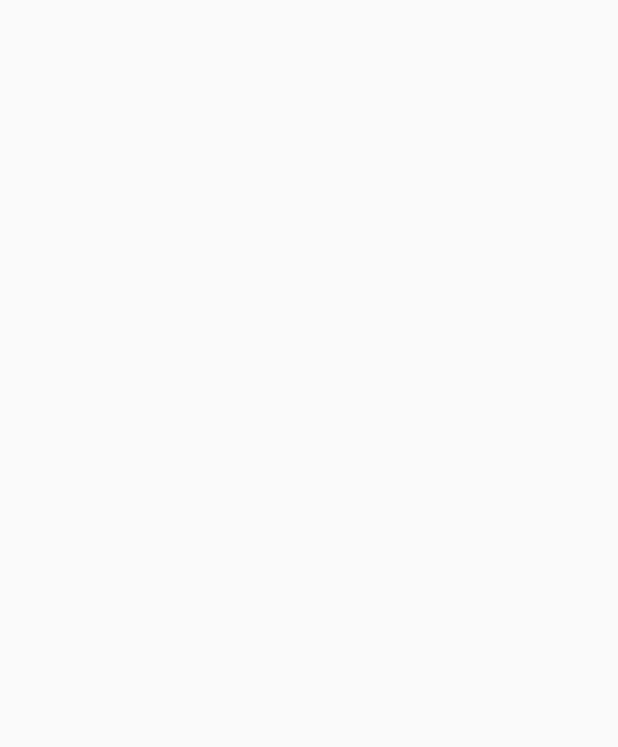
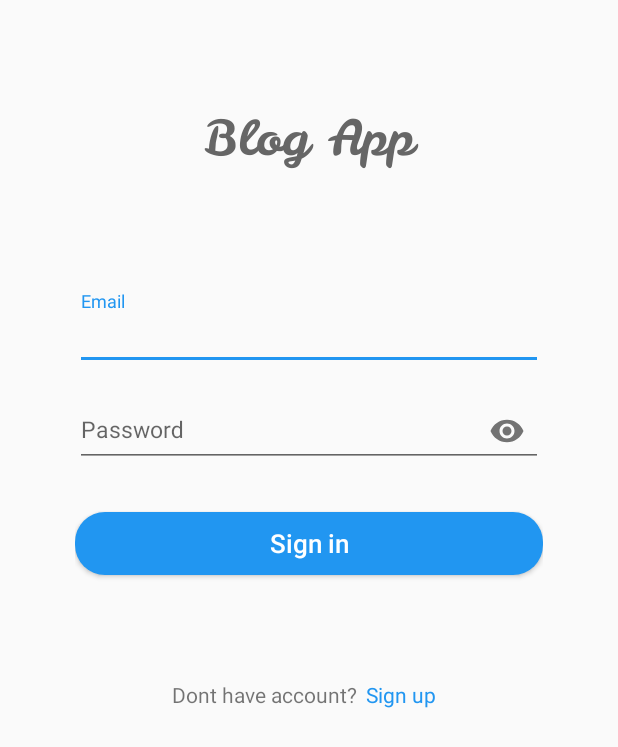
Before and after one commit to seungking/Android_Blog, an Android app: the AuthActivity screen opened directly, with no data from a screen before it, on a phone screen of 412 x 824 dp. Before the commit the part shown is empty. Shown: the top 747 px of the screen. Run offline under Robolectric (Android 15) with nearby library versions, the phone set to English and light mode, and no system bars; our stand-ins replace Volley.

Commit message:
20200808
- part5
REST API, 어플리케이션 연결
로그인 회원가입 기능

```diff
--- a/app/src/main/AndroidManifest.xml
+++ b/app/src/main/AndroidManifest.xml
@@ -1,11 +1,14 @@
 <?xml version="1.0" encoding="utf-8"?>
 <manifest xmlns:android="http://schemas.android.com/apk/res/android"
     package="com.android_blog">
+
+    <uses-permission android:name="android.permission.INTERNET"/>
 
     <application
         android:allowBackup="true"
         android:icon="@mipmap/ic_launcher"
         android:label="@string/app_name"
+        android:usesCleartextTraffic="true"
         android:roundIcon="@mipmap/ic_launcher_round"
         android:supportsRtl="true"
         android:theme="@style/AppTheme">
--- a/app/src/main/java/com/android_blog/AuthActivity.java
+++ b/app/src/main/java/com/android_blog/AuthActivity.java
@@ -3,6 +3,8 @@ package com.android_blog;
 import androidx.appcompat.app.AppCompatActivity;
 
 import android.os.Bundle;
+
+import com.android_blog.Fragments.SignInFragment;
 
 public class AuthActivity extends AppCompatActivity {
 
@@ -10,5 +12,6 @@ public class AuthActivity extends AppCompatActivity {
     protected void onCreate(Bundle savedInstanceState) {
         super.onCreate(savedInstanceState);
         setContentView(R.layout.activity_auth);
+        getSupportFragmentManager().beginTransaction().replace(R.id.frameAuthContainer,new SignInFragment()).commit();
     }
 }
--- /dev/null
+++ b/app/src/main/java/com/android_blog/Fragments/SignInFragment.java
@@ -0,0 +1,189 @@
+package com.android_blog.Fragments;
+
+import android.app.ProgressDialog;
+import android.content.Intent;
+import android.content.SharedPreferences;
+import android.os.Bundle;
+import android.text.Editable;
+import android.text.TextWatcher;
+import android.util.Log;
+import android.view.LayoutInflater;
+import android.view.View;
+import android.view.ViewGroup;
+import android.widget.Button;
+import android.widget.TextView;
+import android.widget.Toast;
+
+import androidx.annotation.NonNull;
+import androidx.annotation.Nullable;
+import androidx.fragment.app.Fragment;
+
+import com.android.volley.AuthFailureError;
+import com.android.volley.Request;
+import com.android.volley.RequestQueue;
+import com.android.volley.toolbox.StringRequest;
+import com.android.volley.toolbox.Volley;
+import com.android_blog.AuthActivity;
+import com.android_blog.Constant;
+import com.android_blog.R;
+import com.google.android.material.textfield.TextInputEditText;
+import com.google.android.material.textfield.TextInputLayout;
+
+import org.json.JSONException;
+import org.json.JSONObject;
+
+import java.util.HashMap;
+import java.util.Map;
+
+public class SignInFragment extends Fragment {
+    private View view;
+    private TextInputLayout layoutEmail,layoutPassword;
+    private TextInputEditText txtEmail,txtPassword;
+    private TextView txtSignUp;
+    private Button btnSignIn;
+    private ProgressDialog dialog;
+
+    public SignInFragment(){}
+
+    @Nullable
+    @Override
+    public View onCreateView(@NonNull LayoutInflater inflater, @Nullable ViewGroup container, @Nullable Bundle savedInstanceState) {
+        view = inflater.inflate(R.layout.layout_sign_in,container,false);
+        init();
+        return view;
+    }
+
+    private void init() {
+        layoutPassword = view.findViewById(R.id.txtLayoutPasswordSignIn);
+        layoutEmail = view.findViewById(R.id.txtLayoutEmailSignIn);
+        txtPassword = view.findViewById(R.id.txtPasswordSignIn);
+        txtSignUp = view.findViewById(R.id.txtSignUp);
+        txtEmail = view.findViewById(R.id.txtEmailSignIn);
+        btnSignIn = view.findViewById(R.id.btnSignIn);
+        dialog = new ProgressDialog(getContext());
+        dialog.setCancelable(false);
+
+        txtSignUp.setOnClickListener(v->{
+            //프래그먼트 변경
+            getActivity().getSupportFragmentManager().beginTransaction().replace(R.id.frameAuthContainer,new SignUpFragment()).commit();
+        });
+
+        btnSignIn.setOnClickListener(v->{
+            if (validate()){
+                login();
+            }
+        });
+
+
+        //에러 출력시에 텍스트 입력해서 변하면
+        //에러 없애주도록 기능
+        txtEmail.addTextChangedListener(new TextWatcher() {
+            @Override
+            public void beforeTextChanged(CharSequence s, int start, int count, int after) {
+
+            }
+
+            @Override
+            public void onTextChanged(CharSequence s, int start, int before, int count) {
+                if (!txtEmail.getText().toString().isEmpty()){
+                    layoutEmail.setErrorEnabled(false);
+                }
+            }
+
+            @Override
+            public void afterTextChanged(Editable s) {
+
+            }
+        });
+
+        txtPassword.addTextChangedListener(new TextWatcher() {
+            @Override
+            public void beforeTextChanged(CharSequence s, int start, int count, int after) {
+
+            }
+
+            @Override
+            public void onTextChanged(CharSequence s, int start, int before, int count) {
+                if (txtPassword.getText().toString().length()>7){
+                    layoutPassword.setErrorEnabled(false);
+                }
+            }
+
+            @Override
+            public void afterTextChanged(Editable s) {
+
+            }
+        });
+    }
+
+
+    private boolean validate (){
+        if (txtEmail.getText().toString().isEmpty()){
+            layoutEmail.setErrorEnabled(true);
+            layoutEmail.setError("이메일을 입력해 주세요");
+            return false;
+        }
+        if (txtPassword.getText().toString().length()<8){
+            layoutPassword.setErrorEnabled(true);
+            layoutPassword.setError("8자 이상을 입력해 주세요");
+            return false;
+        }
+        return true;
+    }
+
+    //로그인
+    private void login (){
+        dialog.setMessage("Logging in");
+        dialog.show();
+        //volley 클래스에 있는 함수 이용해서 http 연결
+        StringRequest request = new StringRequest(Request.Method.POST, Constant.LOGIN, response -> {
+            //연결 성공 시에 리스폰 받음
+            Log.d("log1","login start");
+            try {
+                JSONObject object = new JSONObject(response);
+                if (object.getBoolean("success")){
+                    JSONObject user = object.getJSONObject("user");
+                    //로컬에 정보 저장
+                    SharedPreferences userPref = getActivity().getApplicationContext().getSharedPreferences("user",getContext().MODE_PRIVATE);
+                    SharedPreferences.Editor editor = userPref.edit();
+                    editor.putString("token",object.getString("token"));
+                    editor.putString("name",user.getString("name"));
+                    editor.putInt("id",user.getInt("id"));
+                    editor.putString("lastname",user.getString("lastname"));
+                    editor.putString("photo",user.getString("photo"));
+                    editor.putBoolean("isLoggedIn",true);
+                    editor.apply();
+                    //성공 시
+//                    startActivity(new Intent(((AuthActivity)getContext()), HomeActivity.class));
+//                    ((AuthActivity) getContext()).finish();
+                    Toast.makeText(getContext(), "Login Success", Toast.LENGTH_SHORT).show();
+                }
+            } catch (JSONException e) {
+                e.printStackTrace();
+                Log.d("log1","login error");
+            }
+            dialog.dismiss();
+        },error -> {
+            // error if connection not success
+            error.printStackTrace();
+            Log.d("log1","login error");
+            dialog.dismiss();
+        }){
+
+            //파라미터 추가
+            @Override
+            protected Map<String, String> getParams() throws AuthFailureError {
+                HashMap<String,String> map = new HashMap<>();
+                map.put("email",txtEmail.getText().toString().trim());
+                map.put("password",txtPassword.getText().toString());
+                return map;
+            }
+        };
+
+        //요청 큐에 저장
+        RequestQueue queue = Volley.newRequestQueue(getContext());
+        queue.add(request);
+    }
+
+
+}
--- a/app/src/main/res/layout/activity_auth.xml
+++ b/app/src/main/res/layout/activity_auth.xml
@@ -1,9 +1,12 @@
 <?xml version="1.0" encoding="utf-8"?>
-<androidx.constraintlayout.widget.ConstraintLayout xmlns:android="http://schemas.android.com/apk/res/android"
+<FrameLayout xmlns:android="http://schemas.android.com/apk/res/android"
     xmlns:app="http://schemas.android.com/apk/res-auto"
     xmlns:tools="http://schemas.android.com/tools"
     android:layout_width="match_parent"
     android:layout_height="match_parent"
+    android:id="@+id/frameAuthContainer"
     tools:context=".AuthActivity">
 
-</androidx.constraintlayout.widget.ConstraintLayout>
+
+
+</FrameLayout>
--- /dev/null
+++ b/app/src/main/res/layout/layout_sign_in.xml
@@ -0,0 +1,92 @@
+<?xml version="1.0" encoding="utf-8"?>
+<LinearLayout xmlns:android="http://schemas.android.com/apk/res/android"
+    xmlns:app="http://schemas.android.com/apk/res-auto"
+    android:orientation="vertical"
+    android:layout_width="match_parent"
+    android:paddingLeft="50dp"
+    android:paddingRight="50dp"
+    android:layout_height="match_parent">
+
+    <TextView
+        android:layout_width="match_parent"
+        android:layout_height="wrap_content"
+        android:text="Blog App"
+        android:textSize="32sp"
+        android:fontFamily="@font/leckerlione_regular"
+        android:textColor="@color/colorGrey"
+        android:gravity="center_horizontal"
+        android:layout_marginTop="70dp"
+        android:layout_marginBottom="80dp"/>
+
+    <com.google.android.material.textfield.TextInputLayout
+        android:layout_width="match_parent"
+        android:id="@+id/txtLayoutEmailSignIn"
+        android:layout_marginBottom="6dp"
+        android:layout_height="wrap_content">
+
+        <com.google.android.material.textfield.TextInputEditText
+            android:layout_width="match_parent"
+            android:layout_height="wrap_content"
+            android:id="@+id/txtEmailSignIn"
+            android:hint="Email"
+            android:inputType="textEmailAddress"
+            android:textSize="15sp"/>
+
+    </com.google.android.material.textfield.TextInputLayout>
+
+
+    <com.google.android.material.textfield.TextInputLayout
+        android:layout_width="match_parent"
+        android:id="@+id/txtLayoutPasswordSignIn"
+        android:layout_marginBottom="30dp"
+        app:passwordToggleEnabled="true"
+        android:layout_height="wrap_content">
+
+        <com.google.android.material.textfield.TextInputEditText
+            android:layout_width="match_parent"
+            android:layout_height="wrap_content"
+            android:id="@+id/txtPasswordSignIn"
+            android:hint="Password"
+            android:inputType="textPassword"
+            android:textSize="15sp"/>
+
+    </com.google.android.material.textfield.TextInputLayout>
+
+
+    <Button
+        android:layout_width="match_parent"
+        android:layout_height="42dp"
+        android:text="Sign in"
+        android:id="@+id/btnSignIn"
+        android:background="@drawable/btn_round"
+        android:textColor="@color/colorWhite"
+        android:layout_marginBottom="70dp"
+        android:textSize="17dp"
+        android:textAllCaps="false"/>
+
+
+    <LinearLayout
+        android:layout_width="match_parent"
+        android:layout_height="wrap_content"
+        android:gravity="center_horizontal"
+        android:orientation="horizontal">
+
+
+        <TextView
+            android:layout_width="wrap_content"
+            android:layout_height="wrap_content"
+            android:text="Dont have account?"
+            android:layout_marginRight="6dp"/>
+
+        <TextView
+            android:layout_width="wrap_content"
+            android:layout_height="wrap_content"
+            android:text="Sign up"
+            android:textColor="@color/colorPrimary"
+            android:id="@+id/txtSignUp"
+            android:layout_marginRight="6dp"/>
+
+
+    </LinearLayout>
+
+</LinearLayout>
--- a/app/src/main/res/values/colors.xml
+++ b/app/src/main/res/values/colors.xml
@@ -7,4 +7,4 @@
     <color name="colorBlack">#000000</color>
     <color name="colorGrey">#666666</color>
     <color name="colorLightGrey">#999999</color>
-</resources>
+    </resources>
```
Also changed, not shown: app/src/main/java/com/android_blog/Constant.java (added, +19 -0 lines), app/src/main/java/com/android_blog/Fragments/SignUpFragment.java (added, +219 -0 lines), app/src/main/res/layout/layout_sign_up.xml (added, +107 -0 lines).
